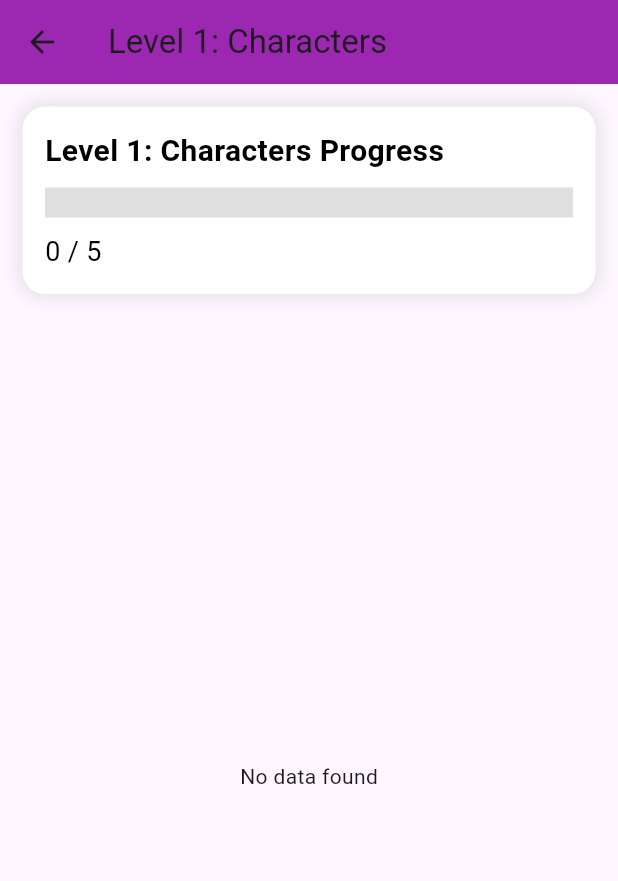
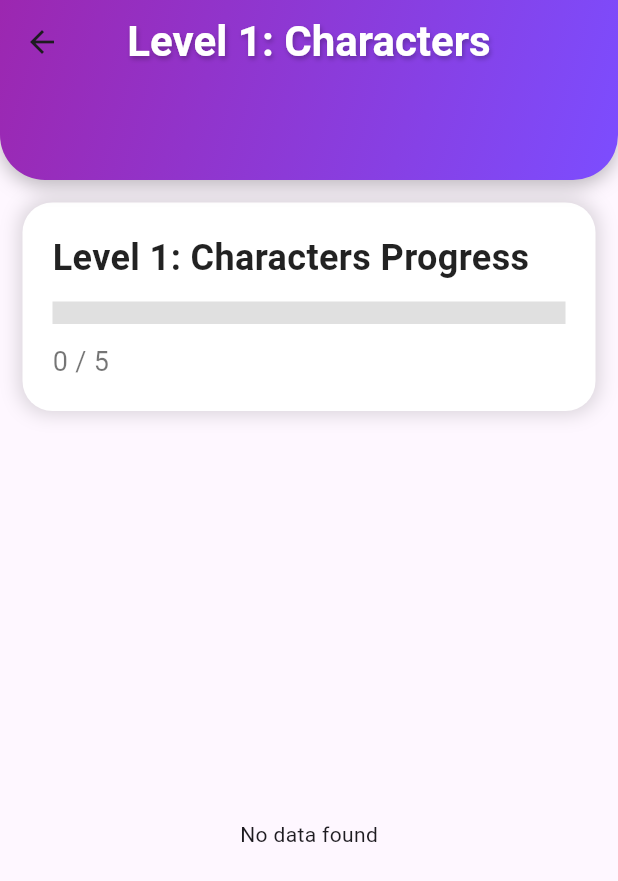
Before and after one commit to JhoerenYutiampo/LingoMasterRepoSpeech, a Flutter app: the DashboardScreen screen opened directly, after a tap on "Level 1 Progress", on a phone screen of 412 x 824 dp. Shown: the top 881 px of the screen. Run offline on Flutter 3.47's test engine with Material 3 defaults, Android fonts, the phone set to English and light mode, and no system bars; our stand-ins replace audioplayers, cloud_firestore, file_picker, firebase_auth, firebase_core, firebase_storage and 7 more; missing offline and left inert: gallery_picker, google_mlkit_text_recognition, string_similarity; accounts and stored records are empty; network calls fail.

Commit message:
design on dashboard_screen, level_detail_screen and draw_screen
minor tweaks on drawscreen, updated header and design on level_detail and dashboard

```diff
--- a/lingomaster_final/lib/screens/dashboard_screen.dart
+++ b/lingomaster_final/lib/screens/dashboard_screen.dart
@@ -17,7 +17,7 @@ class _DashboardScreenState extends State<DashboardScreen> {
   int lvl1Prog = 0;
   int lvl2Prog = 0;
   int lvl3Prog = 0;
-  final int totalQuestions = 5; // number of questions
+  final int totalQuestions = 5;
 
   @override
   void initState() {
@@ -25,7 +25,6 @@ class _DashboardScreenState extends State<DashboardScreen> {
     fetchUserData();
   }
 
-  // Fetch user data from Firestore
   void fetchUserData() async {
     User? user = FirebaseAuth.instance.currentUser;
     if (user != null) {
@@ -65,31 +64,55 @@ class _DashboardScreenState extends State<DashboardScreen> {
           ),
         ),
         child: Column(
-          crossAxisAlignment: CrossAxisAlignment.start,
           children: [
-            // Header with dashboard text and profile icon
+            // Updated Header Section
             Container(
-              padding: const EdgeInsets.symmetric(horizontal: 20, vertical: 30),
-              color: Colors.transparent,
+              padding: const EdgeInsets.only(
+                  left: 20, right: 20, top: 60, bottom: 30),
+              decoration: const BoxDecoration(
+                gradient: LinearGradient(
+                  colors: [Colors.purple, Colors.deepPurpleAccent],
+                  begin: Alignment.topLeft,
+                  end: Alignment.bottomRight,
+                ),
+                borderRadius: BorderRadius.only(
+                  bottomLeft: Radius.circular(30),
+                  bottomRight: Radius.circular(30),
+                ),
+                boxShadow: [
+                  BoxShadow(
+                    color: Colors.black26,
+                    blurRadius: 10,
+                    offset: Offset(0, 4),
+                  ),
+                ],
+              ),
               child: Row(
                 mainAxisAlignment: MainAxisAlignment.spaceBetween,
                 children: [
-                  const Text(
+                  Text(
                     "Dashboard",
-                    style: TextStyle(
-                      fontSize: 24,
+                    style: const TextStyle(
+                      fontSize: 32,
                       fontWeight: FontWeight.bold,
                       color: Colors.white,
+                      shadows: [
+                        Shadow(
+                          color: Colors.black38,
+                          offset: Offset(1, 2),
+                          blurRadius: 4,
+                        ),
+                      ],
                     ),
                   ),
                   IconButton(
-                    icon: const Icon(Icons.person, color: Colors.white),
+                    icon:
+                        const Icon(Icons.person, color: Colors.white, size: 30),
                     onPressed: () {
                       Navigator.push(
                         context,
                         MaterialPageRoute(
-                            builder: (context) =>
-                                const ProfilePage()), // Redirect to profile page
+                            builder: (context) => const ProfilePage()),
                       );
                     },
                   ),
@@ -103,24 +126,25 @@ class _DashboardScreenState extends State<DashboardScreen> {
                   child: Column(
                     crossAxisAlignment: CrossAxisAlignment.start,
                     children: [
-                      const Text(
+                      Text(
                         "Your Current XP:",
                         style: TextStyle(
-                          fontSize: 20,
+                          fontSize: 22,
                           fontWeight: FontWeight.bold,
-                          color: Colors.white,
+                          color: Colors.white.withOpacity(0.9),
                         ),
                       ),
                       const SizedBox(height: 10),
                       Text(
                         "$currentXP XP",
-                        style: const TextStyle(
+                        style: TextStyle(
                           fontSize: 18,
-                          color: Colors.white,
+                          color: Colors.white.withOpacity(0.8),
                         ),
                       ),
                       const SizedBox(height: 30),
-                      // GestureDetector for Level 1
+
+                      // Level 1 Progress
                       GestureDetector(
                         onTap: () {
                           Navigator.push(
@@ -135,10 +159,12 @@ class _DashboardScreenState extends State<DashboardScreen> {
                             ),
                           );
                         },
-                        child: _buildProgressBox("Level 1 Progress", progress1, lvl1Prog),
+                        child: _buildProgressBox(
+                            "Level 1 Progress", progress1, lvl1Prog),
                       ),
+                      const SizedBox(height: 20),
 
-                      // GestureDetector for Level 2
+                      // Level 2 Progress
                       GestureDetector(
                         onTap: () {
                           Navigator.push(
@@ -153,10 +179,12 @@ class _DashboardScreenState extends State<DashboardScreen> {
                             ),
                           );
                         },
-                        child: _buildProgressBox("Level 2 Progress", progress2, lvl2Prog),
+                        child: _buildProgressBox(
+                            "Level 2 Progress", progress2, lvl2Prog),
                       ),
+                      const SizedBox(height: 20),
 
-                      // GestureDetector for Level 3
+                      // Level 3 Progress
                       GestureDetector(
                         onTap: () {
                           Navigator.push(
@@ -171,9 +199,9 @@ class _DashboardScreenState extends State<DashboardScreen> {
                             ),
                           );
                         },
-                        child: _buildProgressBox("Level 3 Progress", progress3, lvl3Prog),
+                        child: _buildProgressBox(
+                            "Level 3 Progress", progress3, lvl3Prog),
                       ),
-
                     ],
                   ),
                 ),
@@ -188,15 +216,21 @@ class _DashboardScreenState extends State<DashboardScreen> {
   // Helper function to build a progress box
   Widget _buildProgressBox(String title, double progress, int currentProg) {
     return Container(
-      padding: const EdgeInsets.all(15),
+      padding: const EdgeInsets.all(20),
+      margin: const EdgeInsets.symmetric(vertical: 5),
       decoration: BoxDecoration(
-        color: Colors.white,
         borderRadius: BorderRadius.circular(15),
+        gradient: LinearGradient(
+          colors: [Colors.white, Colors.white.withOpacity(0.9)],
+          begin: Alignment.topLeft,
+          end: Alignment.bottomRight,
+        ),
         boxShadow: [
           BoxShadow(
             color: Colors.black.withOpacity(0.1),
             blurRadius: 10,
             spreadRadius: 2,
+            offset: Offset(5, 5),
           ),
         ],
       ),
@@ -205,27 +239,27 @@ class _DashboardScreenState extends State<DashboardScreen> {
         children: [
           Text(
             title,
-            style: const TextStyle(
+            style: TextStyle(
               fontSize: 20,
               fontWeight: FontWeight.bold,
-              color: Colors.black,
+              color: Colors.black87,
             ),
           ),
           const SizedBox(height: 10),
           LinearProgressIndicator(
             value: progress,
             backgroundColor: Colors.grey[300],
-            valueColor: const AlwaysStoppedAnimation<Color>(Colors.blue),
-            minHeight: 20,
+            valueColor: AlwaysStoppedAnimation<Color>(
+                Colors.blueAccent.withOpacity(0.7)),
+            minHeight: 18,
           ),
-          const SizedBox(height: 10),
+          const SizedBox(height: 8),
           Text(
             "$currentProg / $totalQuestions",
-            style: const TextStyle(fontSize: 18, color: Colors.black),
+            style: TextStyle(fontSize: 16, color: Colors.black54),
           ),
         ],
       ),
     );
   }
-
 }
--- a/lingomaster_final/lib/screens/level_detail_screen.dart
+++ b/lingomaster_final/lib/screens/level_detail_screen.dart
@@ -22,22 +22,64 @@ class LevelDetailScreen extends StatelessWidget {
     double progress = currentProgress / totalQuestions;
 
     return Scaffold(
-      appBar: AppBar(
-        title: Text(levelTitle),
-        backgroundColor: Colors.purple,
+      // Custom AppBar for aesthetic design
+      appBar: PreferredSize(
+        preferredSize: const Size.fromHeight(
+            120), // Increased height for a more spacious header
+        child: AppBar(
+          flexibleSpace: Container(
+            decoration: const BoxDecoration(
+              gradient: LinearGradient(
+                colors: [Colors.purple, Colors.deepPurpleAccent],
+                begin: Alignment.topLeft,
+                end: Alignment.bottomRight,
+              ),
+              borderRadius: BorderRadius.only(
+                bottomLeft: Radius.circular(30),
+                bottomRight: Radius.circular(30),
+              ),
+              boxShadow: [
+                BoxShadow(
+                  color: Colors.black26,
+                  blurRadius: 10,
+                  offset: Offset(0, 4),
+                ),
+              ],
+            ),
+          ),
+          backgroundColor:
+              Colors.transparent, // Transparent background to show gradient
+          elevation: 0,
+          centerTitle: true,
+          title: Text(
+            levelTitle,
+            style: const TextStyle(
+              fontSize: 28,
+              fontWeight: FontWeight.bold,
+              color: Colors.white,
+              shadows: [
+                Shadow(
+                  color: Colors.black26,
+                  offset: Offset(1, 2),
+                  blurRadius: 4,
+                ),
+              ],
+            ),
+          ),
+        ),
       ),
       body: Column(
         children: [
           // Progress box at the top
           Container(
-            padding: const EdgeInsets.all(15),
+            padding: const EdgeInsets.all(20),
             margin: const EdgeInsets.all(15),
             decoration: BoxDecoration(
               color: Colors.white,
-              borderRadius: BorderRadius.circular(15),
+              borderRadius: BorderRadius.circular(20),
               boxShadow: [
                 BoxShadow(
-                  color: Colors.black.withOpacity(0.1),
+                  color: Colors.black.withOpacity(0.15),
                   blurRadius: 10,
                   spreadRadius: 2,
                 ),
@@ -49,22 +91,26 @@ class LevelDetailScreen extends StatelessWidget {
                 Text(
                   "$levelTitle Progress",
                   style: const TextStyle(
-                    fontSize: 20,
+                    fontSize: 24,
                     fontWeight: FontWeight.bold,
-                    color: Colors.black,
+                    color: Colors.black87,
                   ),
                 ),
-                const SizedBox(height: 10),
+                const SizedBox(height: 12),
                 LinearProgressIndicator(
                   value: progress,
                   backgroundColor: Colors.grey[300],
-                  valueColor: const AlwaysStoppedAnimation<Color>(Colors.blue),
-                  minHeight: 20,
+                  valueColor:
+                      const AlwaysStoppedAnimation<Color>(Colors.blueAccent),
+                  minHeight: 15,
                 ),
-                const SizedBox(height: 10),
+                const SizedBox(height: 12),
                 Text(
                   "$currentProgress / $totalQuestions",
-                  style: const TextStyle(fontSize: 18, color: Colors.black),
+                  style: const TextStyle(
+                    fontSize: 18,
+                    color: Colors.black54,
+                  ),
                 ),
               ],
             ),
@@ -72,7 +118,8 @@ class LevelDetailScreen extends StatelessWidget {
 
           Expanded(
             child: FutureBuilder<QuerySnapshot>(
-              future: FirebaseFirestore.instance.collection(collectionName).get(),
+              future:
+                  FirebaseFirestore.instance.collection(collectionName).get(),
               builder: (context, snapshot) {
                 if (snapshot.connectionState == ConnectionState.waiting) {
                   return const Center(child: CircularProgressIndicator());
@@ -89,21 +136,18 @@ class LevelDetailScreen extends StatelessWidget {
                 return ListView(
                   padding: const EdgeInsets.all(16),
                   children: snapshot.data!.docs.map((doc) {
-                    var symbol = doc['english']; // field for displaying items on questions
+                    var symbol = doc['english'];
                     final data = doc.data() as Map<String, dynamic>?;
-                    print(data); //debug print - remove later
                     var symbolImage = data != null && data['image'] != null
                         ? data['image'] as String
                         : null;
-
-
 
                     return Padding(
                       padding: const EdgeInsets.only(bottom: 20),
                       child: Container(
                         height: 100,
-                        width: 100,
-                        padding: const EdgeInsets.all(10),
+                        padding: const EdgeInsets.symmetric(
+                            horizontal: 15, vertical: 10),
                         decoration: BoxDecoration(
                           color: Colors.white,
                           borderRadius: BorderRadius.circular(15),
@@ -111,7 +155,7 @@ class LevelDetailScreen extends StatelessWidget {
                             BoxShadow(
                               color: Colors.black.withOpacity(0.1),
                               blurRadius: 10,
-                              spreadRadius: 2,
+                              spreadRadius: 3,
                             ),
                           ],
                         ),
@@ -124,8 +168,8 @@ class LevelDetailScreen extends StatelessWidget {
                                 symbol,
                                 style: const TextStyle(
                                   fontSize: 28,
-                                  fontWeight: FontWeight.bold,
-                                  color: Colors.black,
+                                  fontWeight: FontWeight.w600,
+                                  color: Colors.black87,
                                 ),
                               ),
                             ),
@@ -133,20 +177,22 @@ class LevelDetailScreen extends StatelessWidget {
                             Row(
                               children: [
                                 IconButton(
-                                  icon: const Icon(Icons.edit, color: Colors.black),
+                                  icon: const Icon(Icons.edit,
+                                      color: Colors.indigo),
                                   onPressed: () {
                                     Navigator.push(
                                       context,
                                       MaterialPageRoute(
                                         builder: (context) => DrawScreen(
-                                          targetHiragana: doc['hiragana'], // Pass hiragana instead of image URL
+                                          targetHiragana: doc['hiragana'],
                                         ),
                                       ),
                                     );
                                   },
                                 ),
                                 IconButton(
-                                  icon: const Icon(Icons.mic, color: Colors.black),
+                                  icon: const Icon(Icons.mic,
+                                      color: Colors.redAccent),
                                   onPressed: () {
                                     Navigator.push(
                                       context,
```
Also changed, not shown: lingomaster_final/lib/screens/draw_screen.dart (+10 -7 lines).
